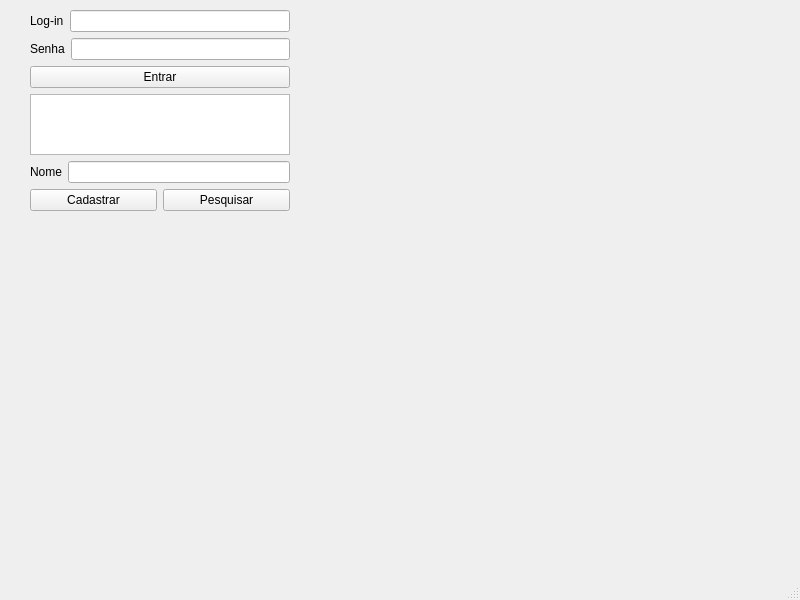
marcospontoexe/Cpp, file CFB_Cursos/QT/banco_de_dados/agenda/janelalogin.ui: the form before one commit.
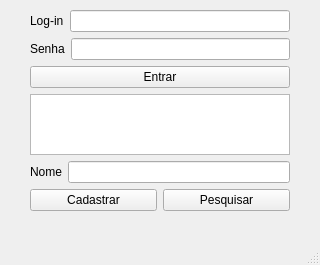
The form after the commit.

```diff
--- a/CFB_Cursos/QT/banco_de_dados/agenda/janelalogin.ui
+++ b/CFB_Cursos/QT/banco_de_dados/agenda/janelalogin.ui
@@ -6,8 +6,8 @@
    <rect>
     <x>0</x>
     <y>0</y>
-    <width>800</width>
-    <height>600</height>
+    <width>320</width>
+    <height>265</height>
    </rect>
   </property>
   <property name="windowTitle">
```
Left out of the diff: 4 changed lines with no effect on the pictures.
